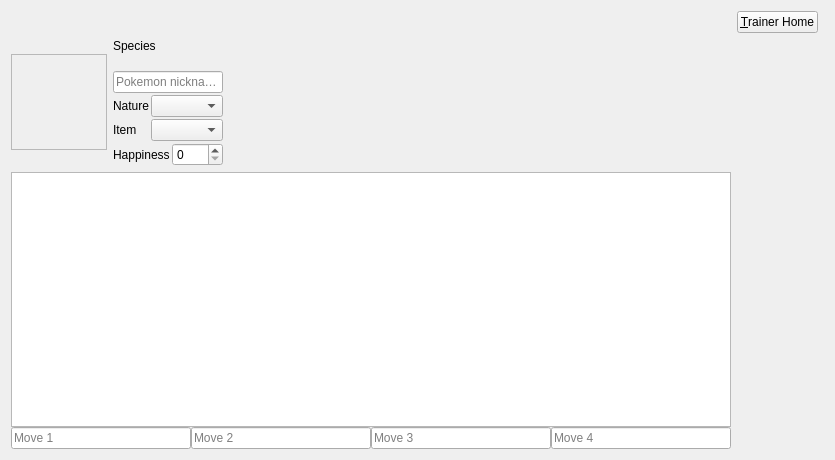
Old version of the form src/Teambuilder/pokeedit.ui in the repository po-devs/pokemon-online.
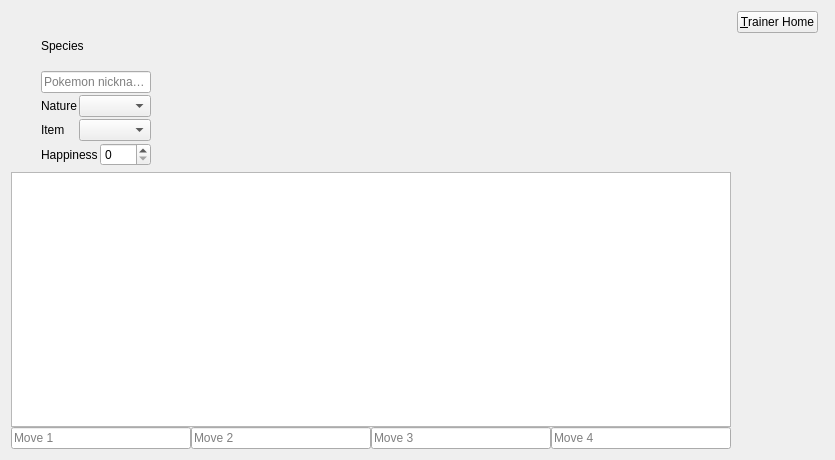
New version of the form. Custom widgets are drawn as their Qt base class.

Commit message: changed the pokemon sprite in teambuilder to proper button

```diff
--- a/src/Teambuilder/pokeedit.ui
+++ b/src/Teambuilder/pokeedit.ui
@@ -27,57 +27,6 @@
      </property>
     </widget>
    </item>
-   <item row="1" column="0">
-    <widget class="QFrame" name="pokemonFrame">
-     <property name="minimumSize">
-      <size>
-       <width>96</width>
-       <height>96</height>
-      </size>
-     </property>
-     <property name="maximumSize">
-      <size>
-       <width>96</width>
-       <height>96</height>
-      </size>
-     </property>
-     <property name="frameShape">
-      <enum>QFrame::StyledPanel</enum>
-     </property>
-     <property name="frameShadow">
-      <enum>QFrame::Raised</enum>
-     </property>
-     <widget class="QLabel" name="itemSprite">
-      <property name="geometry">
-       <rect>
-        <x>72</x>
-        <y>72</y>
-        <width>24</width>
-        <height>24</height>
-       </rect>
-      </property>
-      <property name="text">
-       <string/>
-      </property>
-     </widget>
-     <widget class="QLabel" name="pokemonSprite">
-      <property name="geometry">
-       <rect>
-        <x>0</x>
-        <y>0</y>
-        <width>96</width>
-        <height>96</height>
-       </rect>
-      </property>
-      <property name="text">
-       <string/>
-      </property>
-      <property name="alignment">
-       <set>Qt::AlignCenter</set>
-      </property>
-     </widget>
-    </widget>
-   </item>
    <item row="1" column="1">
     <layout class="QVBoxLayout" name="verticalLayout">
      <property name="spacing">
@@ -255,6 +204,38 @@
    <item row="2" column="3" colspan="4">
     <widget class="IvBox" name="ivbox" native="true"/>
    </item>
+   <item row="1" column="0">
+    <widget class="QToolButton" name="pokemonFrame">
+     <property name="autoRaise">
+      <bool>true</bool>
+     </property>
+     <layout class="QGridLayout">
+      <property name="margin">
+       <number>0</number>
+      </property>
+      <item row="0" column="0">
+       <widget class="QLabel" name="pokemonSprite">
+        <property name="text">
+         <string/>
+        </property>
+        <property name="alignment">
+         <set>Qt::AlignCenter</set>
+        </property>
+       </widget>
+      </item>
+      <item row="0" column="0">
+       <widget class="QLabel" name="itemSprite">
+        <property name="text">
+         <string/>
+        </property>
+        <property name="alignment">
+         <set>Qt::AlignBottom|Qt::AlignRight|Qt::AlignTrailing</set>
+        </property>
+       </widget>
+      </item>
+     </layout>
+    </widget>
+   </item>
   </layout>
  </widget>
  <customwidgets>
```
The commit also changes 2 other files.
